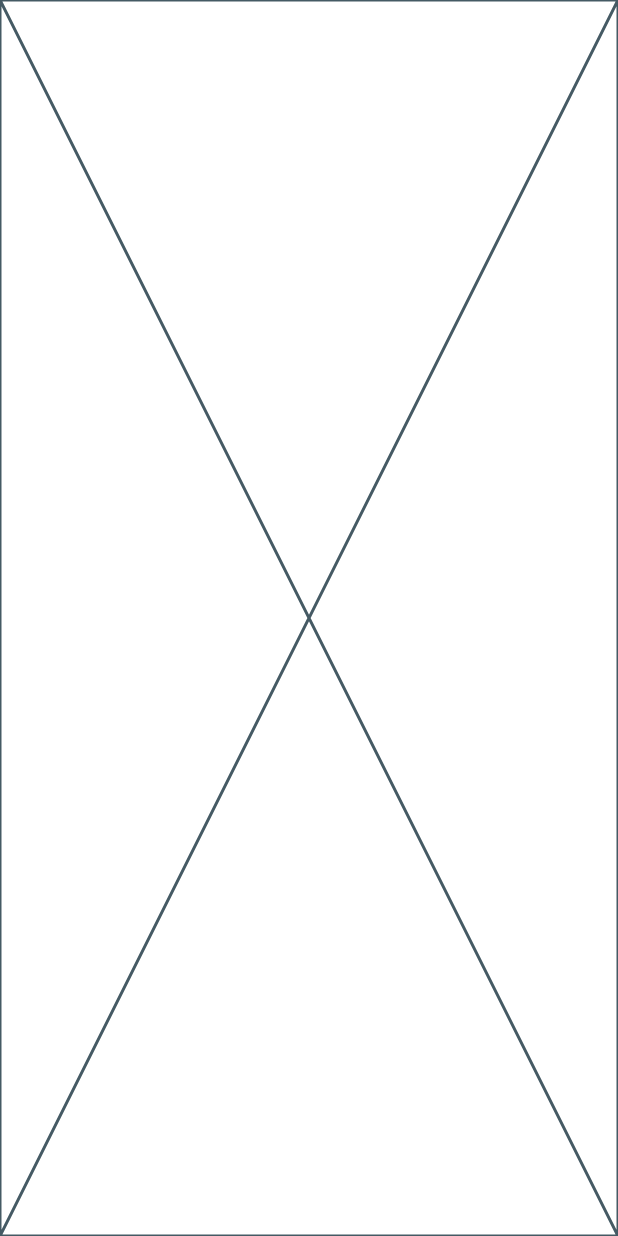
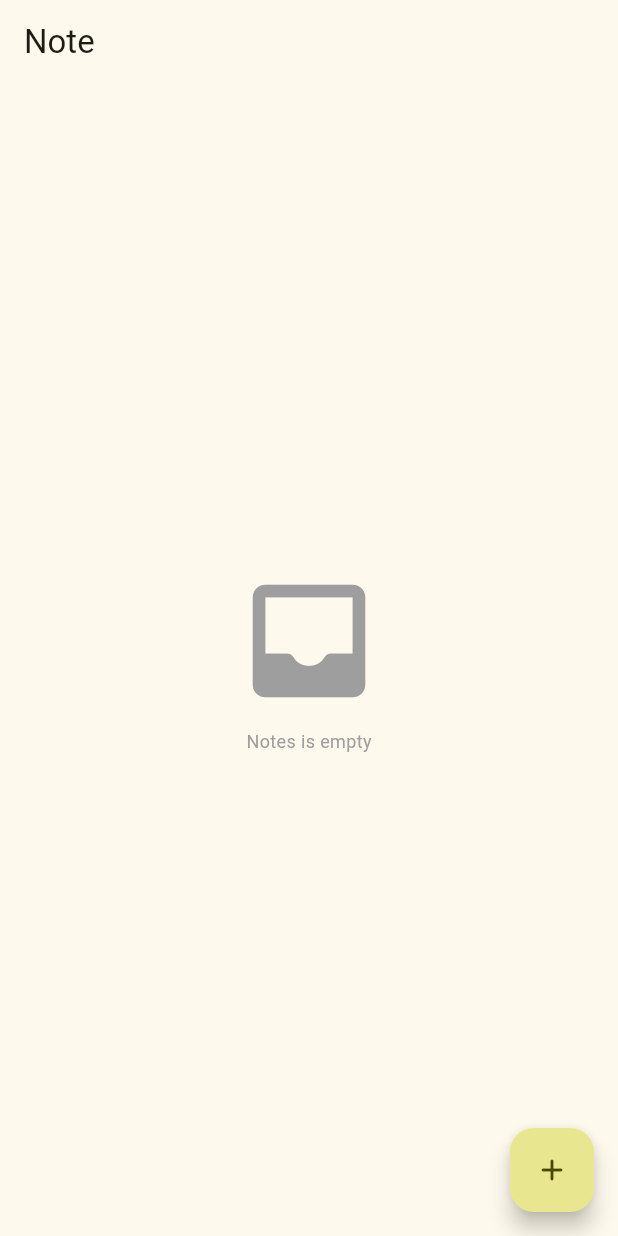
Before and after one commit to muhariananda/example-for-module-app, a Flutter app: the screen it shows after launch, on a phone screen of 412 x 824 dp. Run offline on Flutter 3.47's test engine with Material 2 defaults, Android fonts, the phone set to English and light mode, and no system bars; our stand-ins replace get.

Commit message:
Add feture for add and delete note

```diff
--- a/lib/main.dart
+++ b/lib/main.dart
@@ -1,3 +1,7 @@
+import 'package:example_for_module_app/model/note.dart';
+import 'package:example_for_module_app/view/pages/note_detail_page.dart';
+import 'package:example_for_module_app/view/pages/note_insert_page.dart';
+import 'package:example_for_module_app/view/pages/note_list_page.dart';
 import 'package:flutter/material.dart';
 
 void main() {
@@ -11,11 +15,20 @@ class MyApp extends StatelessWidget {
   Widget build(BuildContext context) {
     return MaterialApp(
       title: 'Flutter Demo',
+      debugShowCheckedModeBanner: false,
       theme: ThemeData(
-        colorScheme: ColorScheme.fromSeed(seedColor: Colors.deepPurple),
+        colorScheme: ColorScheme.fromSeed(seedColor: Colors.yellowAccent),
         useMaterial3: true,
       ),
-      home: const Placeholder(),
+      initialRoute: NoteListPage.routeName,
+      routes: {
+        NoteListPage.routeName: (_) => const NoteListPage(),
+        NoteInsertPage.routeName: (_) => const NoteInsertPage(),
+        NoteDetailPage.routeName: (context) {
+          final args = ModalRoute.of(context)!.settings.arguments;
+          return NoteDetailPage(note: args as Note);
+        }
+      },
     );
   }
 }
--- /dev/null
+++ b/lib/model/note.dart
@@ -0,0 +1,17 @@
+import 'package:example_for_module_app/model/priority.dart';
+import 'package:flutter/material.dart';
+
+@immutable
+class Note {
+  const Note(
+    this.title,
+    this.content,
+    this.date,
+    this.priority,
+  );
+
+  final String title;
+  final String content;
+  final String date;
+  final Priority priority;
+}
--- /dev/null
+++ b/lib/model/priority.dart
@@ -0,0 +1,5 @@
+enum Priority {
+  low,
+  medium,
+  high,
+}
--- /dev/null
+++ b/lib/view/components/empty_notes_alert.dart
@@ -0,0 +1,27 @@
+import 'package:flutter/material.dart';
+
+class EmptyNotesAlert extends StatelessWidget {
+  const EmptyNotesAlert({super.key});
+
+  @override
+  Widget build(BuildContext context) {
+    return const Column(
+      mainAxisAlignment: MainAxisAlignment.center,
+      children: [
+        Icon(
+          Icons.inbox_rounded,
+          color: Colors.grey,
+          size: 100,
+        ),
+        SizedBox(height: 8),
+        Text(
+          'Notes is empty',
+          style: TextStyle(
+            color: Colors.grey,
+            fontSize: 12,
+          ),
+        )
+      ],
+    );
+  }
+}
--- /dev/null
+++ b/lib/view/pages/note_list_page.dart
@@ -0,0 +1,44 @@
+import 'package:example_for_module_app/view/components/empty_notes_alert.dart';
+import 'package:example_for_module_app/view/components/note_list_view.dart';
+import 'package:example_for_module_app/view/pages/note_insert_page.dart';
+import 'package:example_for_module_app/viewmodel/note_controller.dart';
+import 'package:flutter/material.dart';
+import 'package:get/get.dart';
+
+class NoteListPage extends StatelessWidget {
+  const NoteListPage({super.key});
+
+  static const routeName = '/';
+
+  @override
+  Widget build(BuildContext context) {
+    return Scaffold(
+      appBar: AppBar(
+        title: const Text('Note'),
+      ),
+      body: Center(
+        child: Padding(
+          padding: const EdgeInsets.all(8),
+          // * Call the Getbuilder to observe the data
+          child: GetBuilder<NoteController>(
+            init: NoteController(),
+            builder: (controller) {
+              return controller.notes.isEmpty
+                  ? const EmptyNotesAlert()
+                  : NoteListView(noteList: controller.notes);
+            },
+          ),
+        ),
+      ),
+      floatingActionButton: FloatingActionButton(
+        child: const Icon(Icons.add_rounded),
+        onPressed: () {
+          Navigator.pushNamed(
+            context,
+            NoteInsertPage.routeName,
+          );
+        },
+      ),
+    );
+  }
+}
--- /dev/null
+++ b/lib/viewmodel/note_controller.dart
@@ -0,0 +1,18 @@
+import 'package:example_for_module_app/model/note.dart';
+import 'package:get/get.dart';
+
+class NoteController extends GetxController {
+  static NoteController get to => Get.find();
+
+  final notes = <Note>[];
+
+  void addNote(Note note) {
+    notes.add(note);
+    update();
+  }
+
+  void deleteNote(Note note) {
+    notes.remove(note);
+    update();
+  }
+}
--- a/pubspec.yaml
+++ b/pubspec.yaml
@@ -10,6 +10,8 @@ dependencies:
   cupertino_icons: ^1.0.2
   flutter:
     sdk: flutter
+  get: ^4.6.5
+  intl: ^0.18.1
 
 dev_dependencies:
   flutter_test:
```
Also changed, not shown: lib/utils/date.dart (added, +9 -0 lines), lib/utils/utils.dart (added, +14 -0 lines), lib/view/components/note_item.dart (added, +68 -0 lines), lib/view/components/note_list_view.dart (added, +26 -0 lines), lib/view/pages/note_detail_page.dart (added, +95 -0 lines), lib/view/pages/note_insert_page.dart (added, +97 -0 lines), pubspec.lock.
